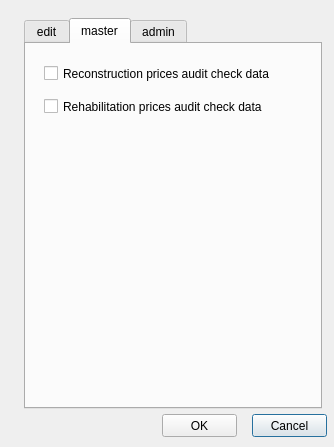
Giswater/giswater_qgis_plugin, file ui/toolbox.ui: the form before one commit.
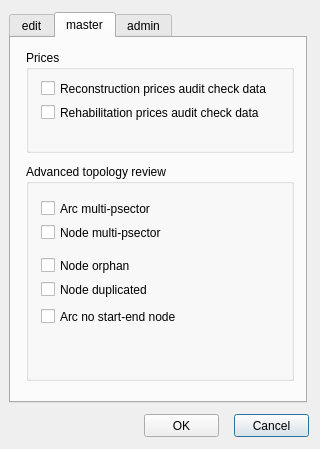
The form after the commit. The open tabs and pages were chosen to show the change.

Commit message: Update toolbox form

```diff
--- a/ui/toolbox.ui
+++ b/ui/toolbox.ui
@@ -6,8 +6,8 @@
    <rect>
     <x>0</x>
     <y>0</y>
-    <width>334</width>
-    <height>447</height>
+    <width>320</width>
+    <height>449</height>
    </rect>
   </property>
   <property name="windowTitle">
@@ -16,8 +16,8 @@
   <widget class="QTabWidget" name="Admin">
    <property name="geometry">
     <rect>
-     <x>24</x>
-     <y>18</y>
+     <x>9</x>
+     <y>12</y>
      <width>298</width>
      <height>391</height>
     </rect>
@@ -296,31 +296,122 @@
     <attribute name="title">
      <string>master</string>
     </attribute>
-    <widget class="QCheckBox" name="check_node_orphan_14">
+    <widget class="QGroupBox" name="groupBox_2">
      <property name="geometry">
       <rect>
-       <x>18</x>
-       <y>21</y>
-       <width>259</width>
-       <height>17</height>
+       <x>15</x>
+       <y>12</y>
+       <width>268</width>
+       <height>103</height>
       </rect>
      </property>
-     <property name="text">
-      <string>Reconstruction prices audit check data</string>
+     <property name="title">
+      <string>Prices</string>
      </property>
+     <widget class="QCheckBox" name="check_node_orphan_2">
+      <property name="geometry">
+       <rect>
+        <x>15</x>
+        <y>54</y>
+        <width>256</width>
+        <height>17</height>
+       </rect>
+      </property>
+      <property name="text">
+       <string>Rehabilitation prices audit check data</string>
+      </property>
+     </widget>
+     <widget class="QCheckBox" name="check_node_orphan_14">
+      <property name="geometry">
+       <rect>
+        <x>15</x>
+        <y>30</y>
+        <width>259</width>
+        <height>17</height>
+       </rect>
+      </property>
+      <property name="text">
+       <string>Reconstruction prices audit check data</string>
+      </property>
+     </widget>
     </widget>
-    <widget class="QCheckBox" name="check_node_orphan_2">
+    <widget class="QGroupBox" name="groupBox_3">
      <property name="geometry">
       <rect>
-       <x>18</x>
-       <y>54</y>
-       <width>256</width>
-       <height>17</height>
+       <x>15</x>
+       <y>126</y>
+       <width>268</width>
+       <height>217</height>
       </rect>
      </property>
-     <property name="text">
-      <string>Rehabilitation prices audit check data</string>
+     <property name="title">
+      <string>Advanced topology review</string>
      </property>
+     <widget class="QCheckBox" name="check_arcs_without_nodes_start_end_4">
+      <property name="geometry">
+       <rect>
+        <x>15</x>
+        <y>60</y>
+        <width>232</width>
+        <height>17</height>
+       </rect>
+      </property>
+      <property name="text">
+       <string>Node multi-psector</string>
+      </property>
+     </widget>
+     <widget class="QCheckBox" name="check_arcs_without_nodes_start_end_3">
+      <property name="geometry">
+       <rect>
+        <x>15</x>
+        <y>36</y>
+        <width>229</width>
+        <height>17</height>
+       </rect>
+      </property>
+      <property name="text">
+       <string>Arc multi-psector</string>
+      </property>
+     </widget>
+     <widget class="QCheckBox" name="check_node_duplicated_2">
+      <property name="geometry">
+       <rect>
+        <x>15</x>
+        <y>117</y>
+        <width>235</width>
+        <height>17</height>
+       </rect>
+      </property>
+      <property name="text">
+       <string>Node duplicated</string>
+      </property>
+     </widget>
+     <widget class="QCheckBox" name="check_node_orphan_4">
+      <property name="geometry">
+       <rect>
+        <x>15</x>
+        <y>93</y>
+        <width>238</width>
+        <height>17</height>
+       </rect>
+      </property>
+      <property name="text">
+       <string>Node orphan</string>
+      </property>
+     </widget>
+     <widget class="QCheckBox" name="check_arcs_without_nodes_start_end_2">
+      <property name="geometry">
+       <rect>
+        <x>15</x>
+        <y>144</y>
+        <width>241</width>
+        <height>17</height>
+       </rect>
+      </property>
+      <property name="text">
+       <string>Arc no start-end node</string>
+      </property>
+     </widget>
     </widget>
    </widget>
    <widget class="QWidget" name="tab">
@@ -345,7 +436,7 @@
   <widget class="QPushButton" name="btn_cancel">
    <property name="geometry">
     <rect>
-     <x>252</x>
+     <x>234</x>
      <y>414</y>
      <width>75</width>
      <height>23</height>
@@ -358,7 +449,7 @@
   <widget class="QPushButton" name="btn_accept">
    <property name="geometry">
     <rect>
-     <x>162</x>
+     <x>144</x>
      <y>414</y>
      <width>75</width>
      <height>23</height>
```
Left out of the diff: 7 changed lines with no effect on the pictures.
